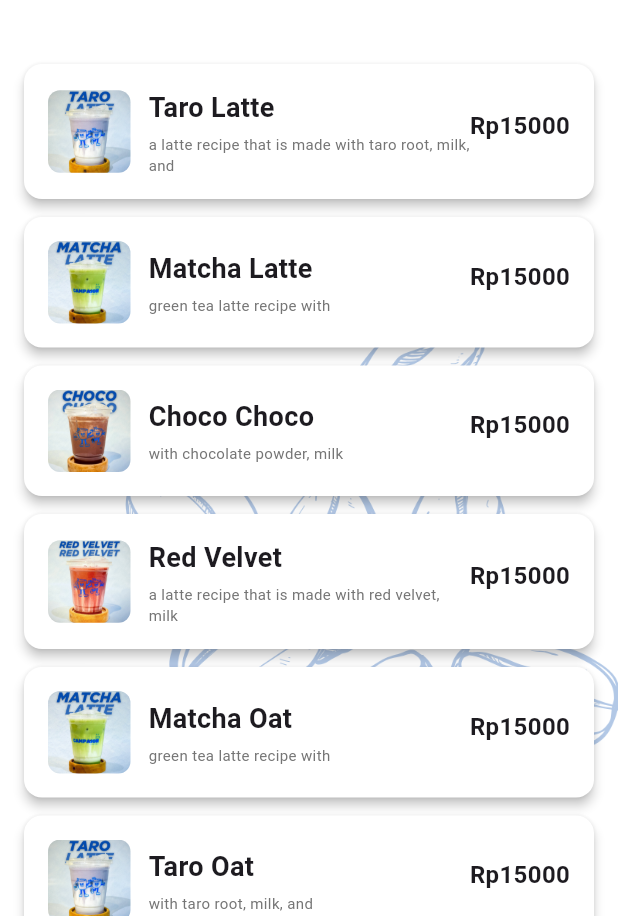
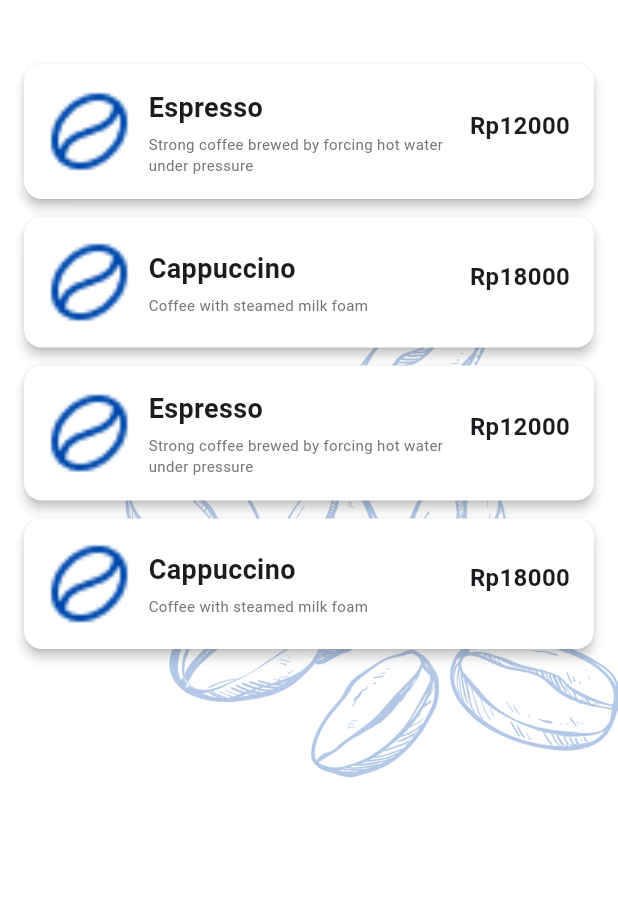
Before and after one commit to rugazine/Campaign-Coffee, a Flutter app: the HomePage screen opened by its route, after a tap on "Coffee", on a phone screen of 412 x 824 dp, the part 320-1236 px from its top. Run offline on Flutter 3.47's test engine with Material 3 defaults, Android fonts, the phone set to English and light mode, and no system bars; our stand-ins replace flutter_svg, get.

Commit message:
feat: [RZ] using state management in menu page

```diff
--- a/lib/pages/home/pages/detail_page.dart
+++ b/lib/pages/home/pages/detail_page.dart
@@ -1,4 +1,4 @@
-import 'package:campaign_coffee/pages/home/pages/detail_controller.dart';
+import 'package:campaign_coffee/pages/home/controllers/detail_controller.dart';
 import 'package:flutter/material.dart';
 import 'package:get/get.dart';
 
--- a/lib/pages/home/pages/homepage.dart
+++ b/lib/pages/home/pages/homepage.dart
@@ -127,7 +127,7 @@ class HomePage extends GetView<HomeController> {
                           ),
                         ),
                         TextButton(
-                          onPressed: () => Get.to(() => const MenuPage()),
+                          onPressed: () => Get.to(() => MenuPage()),
                           child: const Text(
                             'See All',
                             style: TextStyle(
--- a/lib/pages/home/pages/menu_page.dart
+++ b/lib/pages/home/pages/menu_page.dart
@@ -1,4 +1,3 @@
-
 import 'package:campaign_coffee/routes/app_routes.dart';
 import 'package:flutter/material.dart';
 import 'package:get/get.dart';
@@ -35,60 +34,119 @@ class _MenuPageState extends State<MenuPage> {
       'description': 'a latte recipe that is made with taro root, milk, and',
       'price': 'Rp15000',
       'image': 'assets/images/taro_latte.jpg',
+      'category': 'Non Coffee',
     },
     {
       'name': 'Matcha Latte',
       'description': 'green tea latte recipe with',
       'price': 'Rp15000',
       'image': 'assets/images/matcha_latte.jpg',
+      'category': 'Non Coffee',
     },
     {
       'name': 'Choco Choco',
       'description': 'with chocolate powder, milk',
       'price': 'Rp15000',
       'image': 'assets/images/choco_choco.jpg',
+      'category': 'Non Coffee',
     },
     {
       'name': 'Red Velvet',
       'description': 'a latte recipe that is made with red velvet, milk',
       'price': 'Rp15000',
       'image': 'assets/images/red_velvet.jpg',
+      'category': 'Non Coffee',
     },
     {
       'name': 'Matcha Oat',
       'description': 'green tea latte recipe with',
       'price': 'Rp15000',
       'image': 'assets/images/matcha_latte.jpg',
+      'category': 'Non Coffee',
     },
     {
       'name': 'Taro Oat',
       'description': 'with taro root, milk, and',
       'price': 'Rp15000',
       'image': 'assets/images/taro_latte.jpg',
+      'category': 'Non Coffee',
     },
     {
-      'name': 'Taro Latte',
-      'description': 'a latte recipe that is made with taro root, milk, and',
-      'price': 'Rp15000',
-      'image': 'assets/images/taro_latte.jpg',
+      'name': 'Espresso',
+      'description': 'Strong coffee brewed by forcing hot water under pressure',
+      'price': 'Rp12000',
+      'image': 'assets/images/coffee.png',
+      'category': 'Coffee',
     },
     {
-      'name': 'Matcha Latte',
-      'description': 'green tea latte recipe with',
-      'price': 'Rp15000',
-      'image': 'assets/images/matcha_latte.jpg',
+      'name': 'Cappuccino',
+      'description': 'Coffee with steamed milk foam',
+      'price': 'Rp18000',
+      'image': 'assets/images/coffee.png',
+      'category': 'Coffee',
     },
     {
-      'name': 'Choco Choco',
-      'description': 'with chocolate powder, milk',
-      'price': 'Rp15000',
-      'image': 'assets/images/choco_choco.jpg',
+      'name': 'Espresso',
+      'description': 'Strong coffee brewed by forcing hot water under pressure',
+      'price': 'Rp12000',
+      'image': 'assets/images/coffee.png',
+      'category': 'Coffee',
     },
     {
-      'name': 'Red Velvet',
-      'description': 'a latte recipe that is made with red velvet, milk',
+      'name': 'Cappuccino',
+      'description': 'Coffee with steamed milk foam',
+      'price': 'Rp18000',
+      'image': 'assets/images/coffee.png',
+      'category': 'Coffee',
+    },
+    {
+      'name': 'French Fries',
+      'description': 'Crispy potato fries with salt',
       'price': 'Rp15000',
-      'image': 'assets/images/red_velvet.jpg',
+      'image': 'assets/images/snacks.png',
+      'category': 'Snack',
+    },
+    {
+      'name': 'Mix Platter',
+      'description': 'Crispy potato fries and saussage',
+      'price': 'Rp15000',
+      'image': 'assets/images/snacks.png',
+      'category': 'Snack',
+    },
+    {
+      'name': 'French Fries',
+      'description': 'Crispy potato fries with salt',
+      'price': 'Rp15000',
+      'image': 'assets/images/snacks.png',
+      'category': 'Snack',
+    },
+    {
+      'name': 'Mix Platter',
+      'description': 'Crispy potato fries and saussage',
+      'price': 'Rp15000',
+      'image': 'assets/images/snacks.png',
+      'category': 'Snack',
+    },
+    {
+      'name': 'Nasi Ayam Bali',
+      'description': 'Nasi Ayam khas bali dengan sambal matah',
+      'price': 'Rp16000',
+      'image': 'assets/images/mainc.png',
+      'category': 'Main Course',
+    },
+    {
+      'name': 'Nasi Goreng',
+      'description': 'Nasi Goreng Jawa dengan bumbu spesial campaign',
+      'price': 'Rp14000',
+      'image': 'assets/images/mainc.png',
+      'category': 'Main Course',
+    },
+    {
+      'name': 'Nasi Ayam Bali',
+      'description': 'Nasi Ayam khas bali dengan sambal matah',
+      'price': 'Rp16000',
+      'image': 'assets/images/mainc.png',
+      'category': 'Main Course',
     },
   ];
 
@@ -204,9 +262,14 @@ class _MenuPageState extends State<MenuPage> {
             Expanded(
               child: ListView.builder(
                 padding: const EdgeInsets.all(16.0),
-                itemCount: menuItems.length,
+                itemCount: menuItems
+                    .where((item) => item['category'] == selectedCategory)
+                    .length,
                 itemBuilder: (context, index) {
-                  final item = menuItems[index];
+                  final filteredItems = menuItems
+                      .where((item) => item['category'] == selectedCategory)
+                      .toList();
+                  final item = filteredItems[index];
 
                   return Padding(
                     padding: const EdgeInsets.only(bottom: 12),
@@ -215,10 +278,7 @@ class _MenuPageState extends State<MenuPage> {
                       borderRadius: BorderRadius.circular(12),
                       elevation: 3,
                       child: InkWell(
-                        onTap: () =>
-                        Get.toNamed
-                        (AppRoutes.detail)
-                        ,
+                        onTap: () => Get.toNamed(AppRoutes.detail),
                         borderRadius: BorderRadius.circular(12),
                         child: Padding(
                           padding: const EdgeInsets.all(16),
```
Also changed, not shown: lib/pages/home/controllers/detail_controller.dart (renamed from lib/pages/home/pages/detail_controller.dart).
